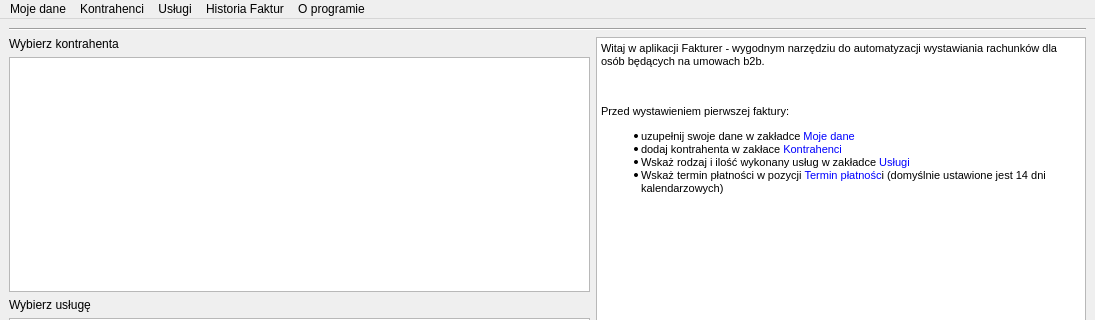
First picture: the form in gui/designer/main_window.ui, repository pazdzier/Fakturer, before the edit; both pictures show x 0 to 1095 and y 0 to 320 of the 1095 by 640 pixel window.
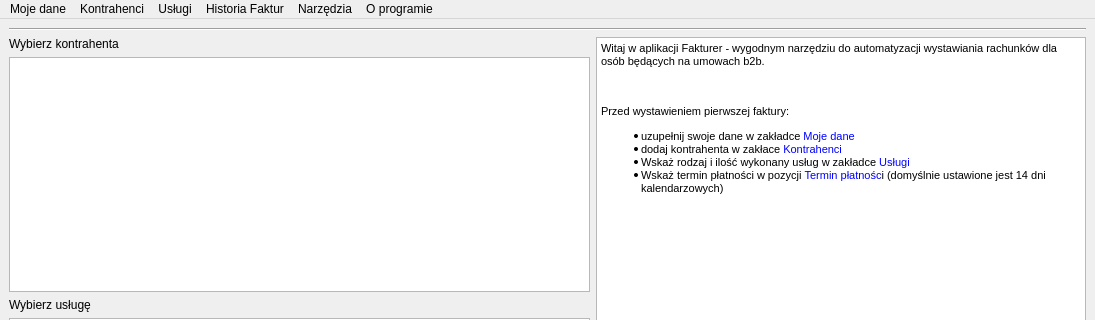
Second picture: the form after the edit.

Commit message: Dodano generator pdf ewidenci przychodów

What changed in the file:
```diff
--- a/gui/designer/main_window.ui
+++ b/gui/designer/main_window.ui
@@ -222,7 +222,7 @@
      <x>0</x>
      <y>0</y>
      <width>1095</width>
-     <height>31</height>
+     <height>21</height>
     </rect>
    </property>
    <widget class="QMenu" name="menuKontrahenci">
@@ -275,10 +275,17 @@
     <addaction name="editService"/>
     <addaction name="delService"/>
    </widget>
+   <widget class="QMenu" name="menuEwidencja_przychod_w">
+    <property name="title">
+     <string>Narzędzia</string>
+    </property>
+    <addaction name="actionEvidence"/>
+   </widget>
    <addaction name="menuOMnie"/>
    <addaction name="menuKontrahenci"/>
    <addaction name="menuUs_ugi"/>
    <addaction name="invoices"/>
+   <addaction name="menuEwidencja_przychod_w"/>
    <addaction name="menuO_programie"/>
   </widget>
   <action name="addContractor">
```
Left out of the diff: 39 changed lines with no effect on the pictures. The commit also changes 4 other files.
